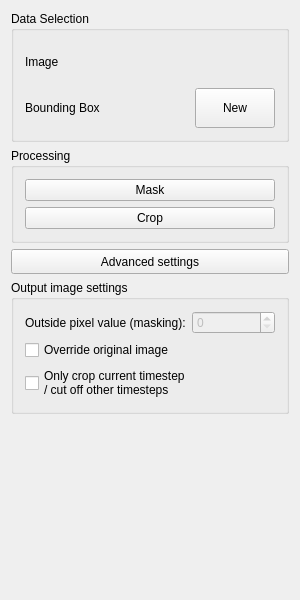
Above: Plugins/org.mitk.gui.qt.imagecropper/src/internal/QmitkImageCropperViewControls.ui from MITK/MITK before the change. Below: the same form after it.
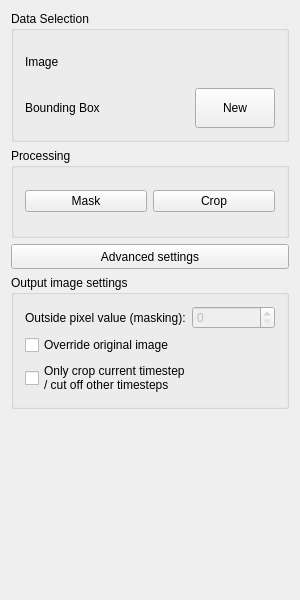
That is the form after the change. Custom widgets are drawn as their Qt base class.

Commit message: Add tooltips to crop and mask buttons

Patch:
```diff
--- a/Plugins/org.mitk.gui.qt.imagecropper/src/internal/QmitkImageCropperViewControls.ui
+++ b/Plugins/org.mitk.gui.qt.imagecropper/src/internal/QmitkImageCropperViewControls.ui
@@ -134,7 +134,7 @@
         </property>
        </widget>
       </item>
-      <item row="" column="1">
+      <item row="0" column="1">
        <widget class="QPushButton" name="buttonCropping">
         <property name="sizePolicy">
          <sizepolicy hsizetype="Expanding" vsizetype="Fixed">
```
Left out of the diff: 13 changed lines with no effect on the pictures. Lines whose indentation alone changed are shown as unchanged.
